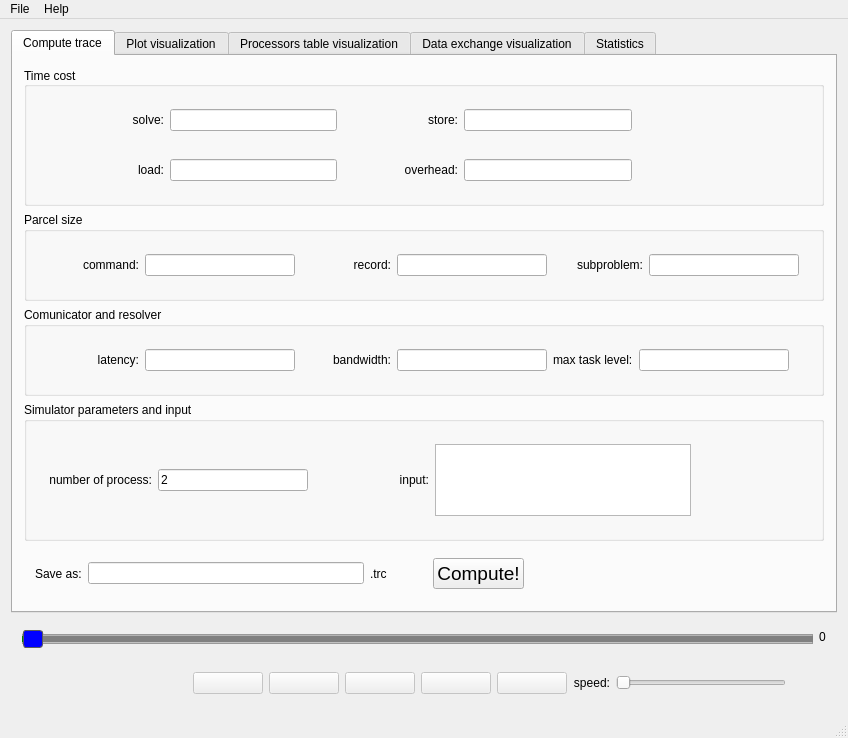
Above: visualizer/mainwindow.ui from Justice01/bnb-visualizer before the change. Below: the same form after it.
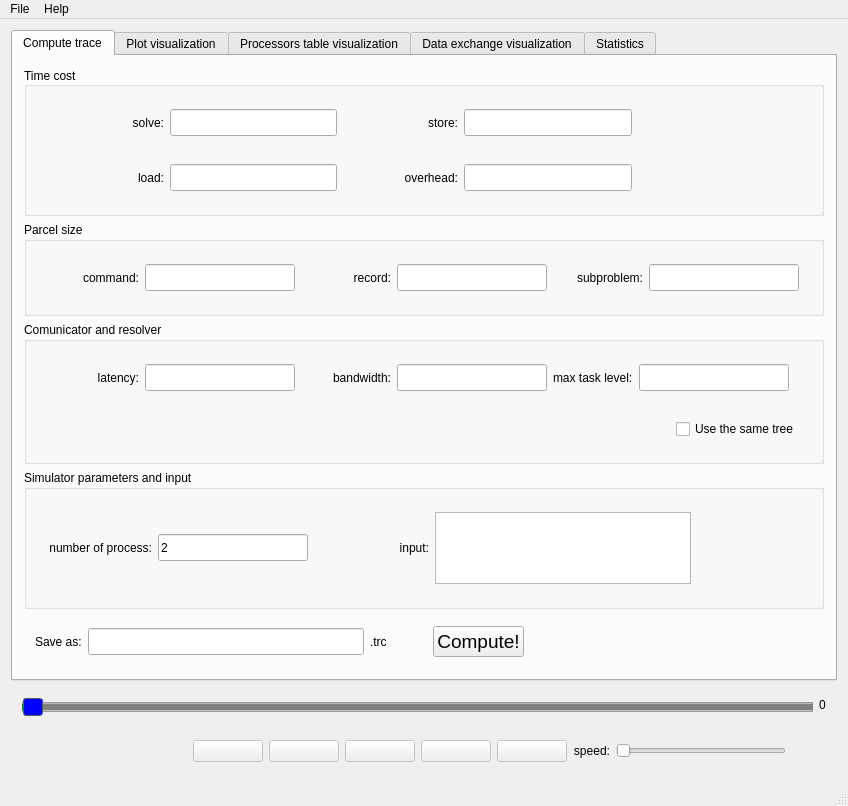
That is the form after the change. Icons and pictures are not drawn.

Commit message: Added "use the same trees" configuration to the Compute trece tab

```diff
--- a/visualizer/mainwindow.ui
+++ b/visualizer/mainwindow.ui
@@ -63,7 +63,7 @@
                   <property name="minimumSize">
                    <size>
                     <width>150</width>
-                    <height>0</height>
+                    <height>27</height>
                    </size>
                   </property>
                   <property name="maximumSize">
@@ -95,7 +95,7 @@
                   <property name="minimumSize">
                    <size>
                     <width>150</width>
-                    <height>0</height>
+                    <height>27</height>
                    </size>
                   </property>
                   <property name="maximumSize">
@@ -149,7 +149,7 @@
                   <property name="minimumSize">
                    <size>
                     <width>150</width>
-                    <height>0</height>
+                    <height>27</height>
                    </size>
                   </property>
                   <property name="maximumSize">
@@ -181,7 +181,7 @@
                   <property name="minimumSize">
                    <size>
                     <width>150</width>
-                    <height>0</height>
+                    <height>27</height>
                    </size>
                   </property>
                   <property name="maximumSize">
@@ -244,7 +244,7 @@
                   <property name="minimumSize">
                    <size>
                     <width>150</width>
-                    <height>0</height>
+                    <height>27</height>
                    </size>
                   </property>
                   <property name="maximumSize">
@@ -276,7 +276,7 @@
                   <property name="minimumSize">
                    <size>
                     <width>150</width>
-                    <height>0</height>
+                    <height>27</height>
                    </size>
                   </property>
                   <property name="maximumSize">
@@ -308,7 +308,7 @@
                   <property name="minimumSize">
                    <size>
                     <width>150</width>
-                    <height>0</height>
+                    <height>27</height>
                    </size>
                   </property>
                   <property name="maximumSize">
@@ -368,7 +368,7 @@
                   <property name="minimumSize">
                    <size>
                     <width>150</width>
-                    <height>0</height>
+                    <height>27</height>
                    </size>
                   </property>
                   <property name="maximumSize">
@@ -400,7 +400,7 @@
                   <property name="minimumSize">
                    <size>
                     <width>150</width>
-                    <height>0</height>
+                    <height>27</height>
                    </size>
                   </property>
                   <property name="maximumSize">
@@ -423,7 +423,7 @@
                   <property name="minimumSize">
                    <size>
                     <width>150</width>
-                    <height>0</height>
+                    <height>27</height>
                    </size>
                   </property>
                   <property name="maximumSize">
@@ -450,6 +450,38 @@
                </layout>
               </widget>
              </item>
+             <item>
+              <widget class="QWidget" name="widget_3" native="true">
+               <layout class="QHBoxLayout" name="horizontalLayout_11">
+                <item>
+                 <spacer name="horizontalSpacer_3">
+                  <property name="orientation">
+                   <enum>Qt::Horizontal</enum>
+                  </property>
+                  <property name="sizeHint" stdset="0">
+                   <size>
+                    <width>40</width>
+                    <height>20</height>
+                   </size>
+                  </property>
+                 </spacer>
+                </item>
+                <item>
+                 <widget class="QCheckBox" name="sameTreeCheckBox">
+                  <property name="text">
+                   <string>Use the same tree</string>
+                  </property>
+                  <property name="checked">
+                   <bool>false</bool>
+                  </property>
+                 </widget>
+                </item>
+               </layout>
+               <zorder>sameTreeCheckBox</zorder>
+               <zorder>sameTreeCheckBox</zorder>
+               <zorder>horizontalSpacer_3</zorder>
+              </widget>
+             </item>
             </layout>
            </widget>
           </item>
@@ -480,7 +512,7 @@
                   <property name="minimumSize">
                    <size>
                     <width>150</width>
-                    <height>0</height>
+                    <height>27</height>
                    </size>
                   </property>
                   <property name="maximumSize">
@@ -553,7 +585,14 @@
               </widget>
              </item>
              <item>
-              <widget class="QLineEdit" name="pathEdit"/>
+              <widget class="QLineEdit" name="pathEdit">
+               <property name="minimumSize">
+                <size>
+                 <width>0</width>
+                 <height>27</height>
+                </size>
+               </property>
+              </widget>
              </item>
              <item>
               <widget class="QLabel" name="label_16">
```
The commit also changes 1 other file.
